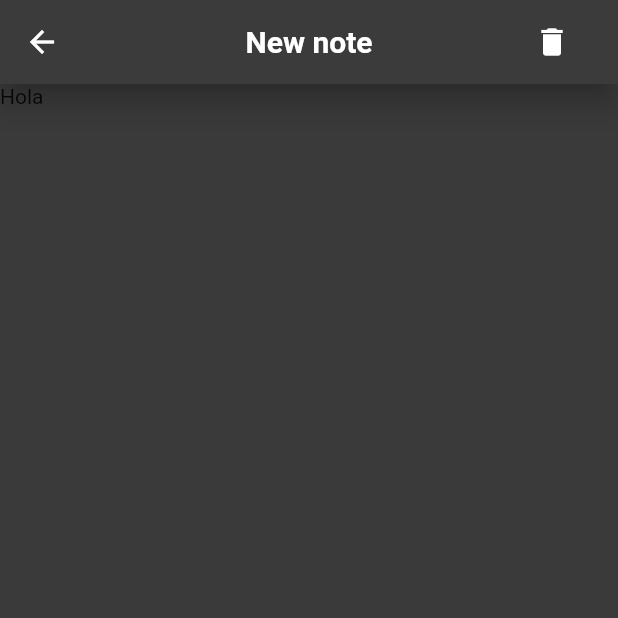
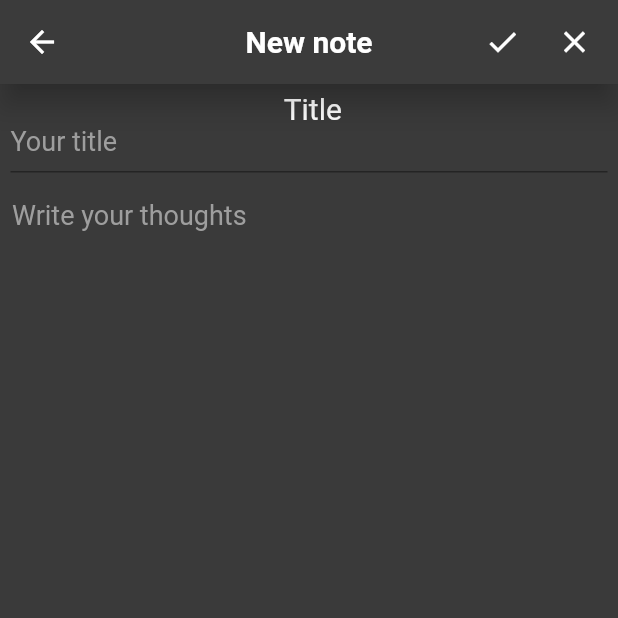
Before and after one commit to CatHood0/Notes-App, a Flutter app: the createNote screen opened by its route, on a phone screen of 412 x 824 dp, the top half of it. Run offline on Flutter 3.47's test engine with Material 2 defaults, Android fonts, the phone set to English and light mode, and no system bars.

Commit message:
Now the check button added the customCard in the list

```diff
--- a/lib/Widgets/CustomCard.dart
+++ b/lib/Widgets/CustomCard.dart
@@ -1,6 +1,7 @@
 import 'package:flutter/material.dart';
 import 'package:notes_project/controller/CreateNoteController.dart';
 
+// ignore: must_be_immutable
 class customCard extends StatefulWidget {
 
   int id;
@@ -43,7 +44,7 @@ class _customCardState extends State<customCard> {
   Widget build(BuildContext context) {
     return GestureDetector(
       onTap: () {
-        noteController.setIdCard(card);
+
       },
       child: Container(
         child: Card(
--- a/lib/model/Note.dart
+++ b/lib/model/Note.dart
@@ -1,20 +1,20 @@
 class note{
 
-  static String? _title;
-  static String? _content;
-  static DateTime? _createDate;
+  String _title;
+  String _content;
+  DateTime _createDate;
 
-  note({title, content,createDate});
+  note(this._title, this._content, this._createDate);
 
-  static String? getTitle(){
+  String getTitle(){
     return _title;
   }
 
-  static String? getContent(){
+  String getContent(){
     return _content;
   }
 
-  static DateTime? getDate(){
+  DateTime getDate(){
     return _createDate;
   }
 
--- a/lib/view/CreateNote.dart
+++ b/lib/view/CreateNote.dart
@@ -1,4 +1,7 @@
 import 'package:flutter/material.dart';
+import 'package:notes_project/Widgets/CustomCard.dart';
+import 'package:notes_project/controller/CreateNoteController.dart';
+import 'package:notes_project/model/Note.dart';
 
 class createNote extends StatefulWidget {
   createNote({super.key});
@@ -10,11 +13,13 @@ class createNote extends StatefulWidget {
 class _createNoteState extends State<createNote> {
   late TextEditingController textTitleController;
   late TextEditingController textContentController;
-
+  String title = "";
+  String content = "";
 
   @override
   Widget build(BuildContext context) {
     return Scaffold(
+      backgroundColor:  Color.fromARGB(255, 58, 58, 58),
       appBar: AppBar(
         backgroundColor: Color.fromARGB(255, 59, 59, 59),
         elevation: 8,
@@ -23,33 +28,93 @@ class _createNoteState extends State<createNote> {
         actions: [
           Padding(
             padding: EdgeInsets.only(
-              right: 20,
+              right: 5,
             ),
-            child: Container(
-             child:  IconButton(
-                splashRadius: 20,
-                icon: Icon(Icons.delete),
-                onPressed: () {},
-             ),
+            child: Row(
+              children: [
+                Container(
+                 child:  IconButton(
+                    splashRadius: 20,
+                    icon: Icon(Icons.check),
+                    onPressed: () {
+                      final Note = new customCard(2, title, content, DateTime.now());
+                      setState(() {
+                      noteController.listaNotas.insert(0, Note);
+                      print(noteController.listaNotas.length);
+                      Navigator.pushReplacementNamed(context, 'homePage');
+
+                      });
+                    },
+                 ),
+                ),
+                Container(
+                  child:  IconButton(
+                    splashRadius: 20,
+                    icon: Icon(Icons.clear),
+                    onPressed: () {
+                        Navigator.pushReplacementNamed(context, 'homePage');
+                    },
+                 ),
+                ),
+              ],
             ),
           ),
         ],
       ),
-        body: Container(
-          height: double.infinity,
-          color:  Color.fromARGB(255, 58, 58, 58),
-          child: Stack(
-            children: <Widget>[
-                Container(
-                  child: Text("Hola", style: TextStyle()),
-                ),
-                Container(
+        body: SingleChildScrollView(
+            child: Column(
+              children: <Widget>[
+                  Padding(
+                    padding: const EdgeInsets.only(
+                      top: 5,
+                      left: 5
+                    ),
+                    child: Container(
+                      child: Text("Title", style: TextStyle(fontSize: 20,color: Colors.white)),
+                    ),
+                  ),
+                  Padding(
+                    padding: const EdgeInsets.only(
+                      top: 10,
+                      right: 7,
+                      left: 7,
+                    ),
+                    child: Container(
+                      height: 21,
+                      width: double.infinity,
+                      child: TextFormField(
+                          autocorrect: true,
+                          controller: textTitleController,
+                          autofocus: false,
+                          decoration: InputDecoration(hintText: "Your title", hintStyle: TextStyle(color: Colors.grey)),
+                          style: TextStyle(color: Colors.white, fontSize: 18),
+                          onChanged: (value) => {title = value, print(title),},
+                      ),
+                    ),
+                  ),
+                  SizedBox(
+                    height: 10,
+                  ),
+                  Padding(
+                    padding: const EdgeInsets.all(8.0),
+                    child: Container(
+                        height: 50,
+                        width: double.infinity,
+                        child: TextFormField(
+                            autocorrect: true,
+                            controller: textContentController,
+                            style: TextStyle(color: Colors.white, fontSize: 18),
+                            decoration: InputDecoration.collapsed(
+                                hintText: "Write your thoughts", hintStyle: TextStyle(color: Colors.grey),
+                            ),
+                            keyboardType: TextInputType.multiline,
+                            maxLines: null,
+                            onChanged: (value) => {content = value},
 
-                ),
-                Container(),
-
-            ],
-
+                        ),
+                    ),
+                  ),
+              ],
           ),
         ),
     );
--- a/lib/view/Menu.dart
+++ b/lib/view/Menu.dart
@@ -1,4 +1,4 @@
-import 'dart:async';
+// ignore_for_file: must_be_immutable
 
 import 'package:flutter/cupertino.dart';
 import 'package:flutter/material.dart';
```
Also changed, not shown: lib/controller/CreateNoteController.dart (+5 -41 lines), lib/view/HomePage.dart (+11 -28 lines).
